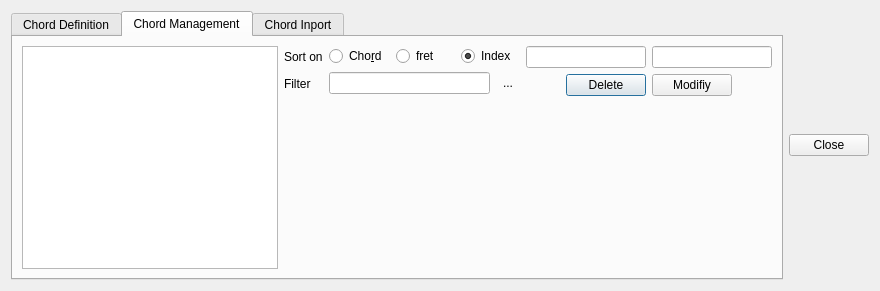
This is ui/dialogchorddefinition.ui in jpcima/chordv as Qt 5 draws it before an edit. The edited form follows.
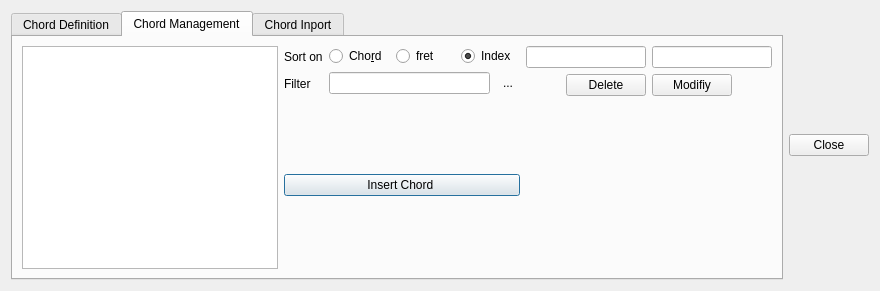
This is the edited form. The open tabs and pages were chosen to show the change. Icons and pictures are not drawn. Custom widgets are drawn as their Qt base class.

Commit message: F4 to call insertion dialog in Editor if chord is present and F4 or double click is called, after the dialogchordDefinition the old chord is deleted

```diff
--- a/ui/dialogchorddefinition.ui
+++ b/ui/dialogchorddefinition.ui
@@ -21,7 +21,10 @@
        <item>
         <widget class="QTabWidget" name="tabWidget">
          <property name="currentIndex">
-          <number>0</number>
+          <number>1</number>
+         </property>
+         <property name="movable">
+          <bool>true</bool>
          </property>
          <widget class="QWidget" name="tabNewChord">
           <attribute name="title">
@@ -188,6 +191,26 @@
                  </item>
                 </layout>
                </item>
+               <item>
+                <spacer name="verticalSpacer_2">
+                 <property name="orientation">
+                  <enum>Qt::Vertical</enum>
+                 </property>
+                 <property name="sizeHint" stdset="0">
+                  <size>
+                   <width>20</width>
+                   <height>40</height>
+                  </size>
+                 </property>
+                </spacer>
+               </item>
+               <item>
+                <widget class="QPushButton" name="pushButtonInsertChord">
+                 <property name="text">
+                  <string>Insert Chord </string>
+                 </property>
+                </widget>
+               </item>
                <item>
                 <spacer name="verticalSpacer">
                  <property name="orientation">
```
The commit also changes 15 other files.
